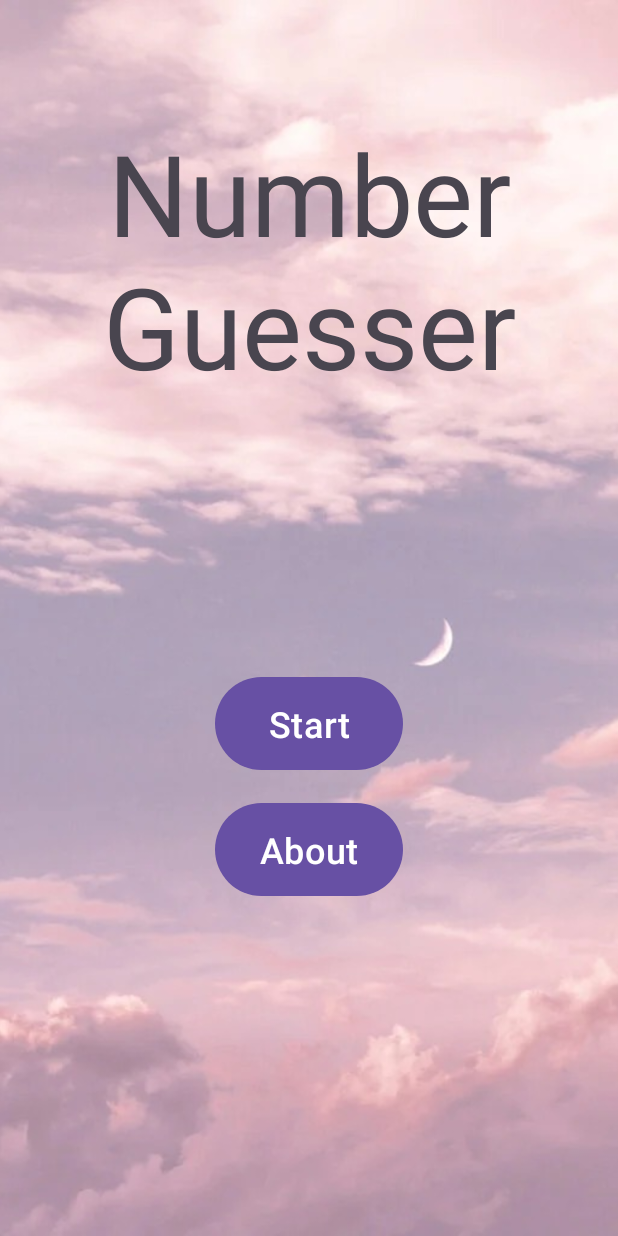
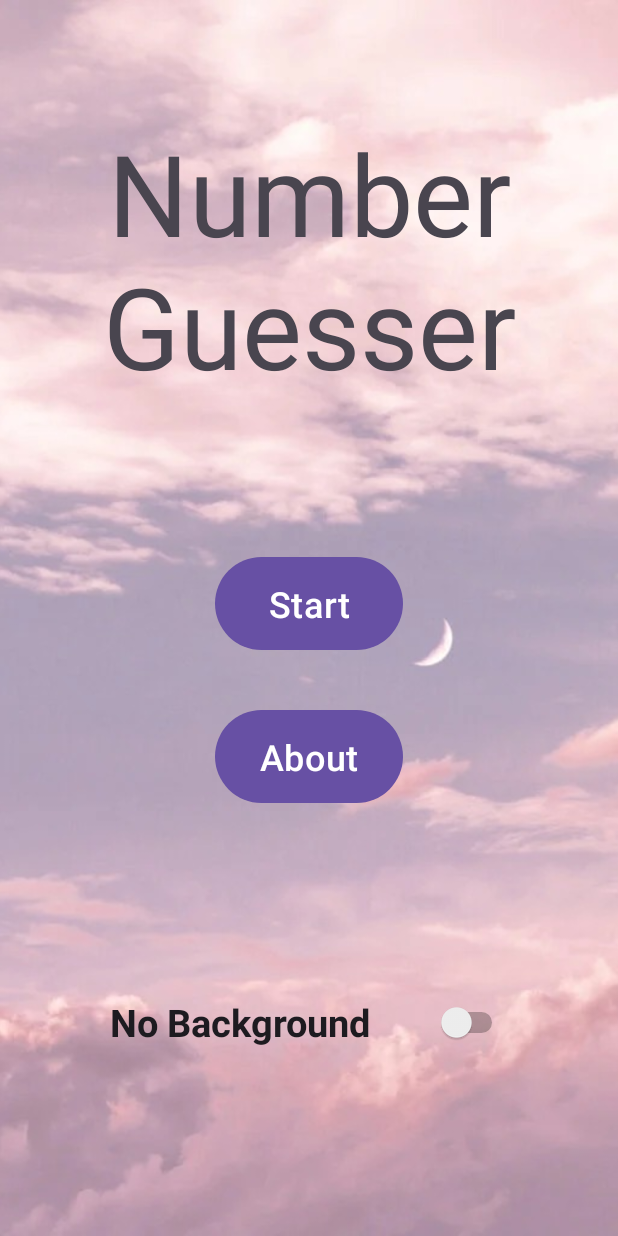
Before and after one commit to progboy/NumberGuesser, an Android app: the screen it shows after launch (MainActivity), on a phone screen of 412 x 824 dp. Run offline under Robolectric (Android 15) with nearby library versions, the phone set to English and light mode, and no system bars.

```diff
--- a/app/src/main/res/layout/activity_about.xml
+++ b/app/src/main/res/layout/activity_about.xml
@@ -8,7 +8,7 @@
     tools:context=".AboutActivity">
 
     <ImageView
-        android:id="@+id/imageView3"
+        android:id="@+id/abt_background"
         android:layout_width="wrap_content"
         android:layout_height="wrap_content"
         android:scaleType="centerCrop"
--- a/app/src/main/res/layout/activity_main.xml
+++ b/app/src/main/res/layout/activity_main.xml
@@ -2,12 +2,13 @@
 <androidx.constraintlayout.widget.ConstraintLayout xmlns:android="http://schemas.android.com/apk/res/android"
     xmlns:app="http://schemas.android.com/apk/res-auto"
     xmlns:tools="http://schemas.android.com/tools"
+    android:id="@+id/bg_option"
     android:layout_width="match_parent"
     android:layout_height="match_parent"
     tools:context=".MainActivity">
 
     <ImageView
-        android:id="@+id/imageView2"
+        android:id="@+id/mm_background"
         android:layout_width="wrap_content"
         android:layout_height="wrap_content"
         android:scaleType="centerCrop"
@@ -29,17 +30,6 @@
         app:layout_constraintVertical_bias="0.123" />
 
     <Button
-        android:id="@+id/bt_start"
-        android:layout_width="125dp"
-        android:layout_height="70dp"
-        android:layout_marginTop="180dp"
-        android:text="@string/start"
-        android:textSize="24sp"
-        app:layout_constraintEnd_toEndOf="parent"
-        app:layout_constraintStart_toStartOf="parent"
-        app:layout_constraintTop_toBottomOf="@+id/textView" />
-
-    <Button
         android:id="@+id/bt_about"
         android:layout_width="125dp"
         android:layout_height="70dp"
@@ -49,6 +39,29 @@
         app:layout_constraintEnd_toEndOf="parent"
         app:layout_constraintStart_toStartOf="parent"
         app:layout_constraintTop_toBottomOf="@+id/bt_start"
-        app:layout_constraintVertical_bias="0.060000002" />
+        app:layout_constraintVertical_bias="0.1" />
+
+    <Button
+        android:id="@+id/bt_start"
+        android:layout_width="125dp"
+        android:layout_height="70dp"
+        android:layout_marginTop="100dp"
+        android:text="@string/start"
+        android:textSize="24sp"
+        app:layout_constraintEnd_toEndOf="parent"
+        app:layout_constraintStart_toStartOf="parent"
+        app:layout_constraintTop_toBottomOf="@+id/textView" />
+
+    <Switch
+        android:id="@+id/switch_background"
+        android:layout_width="265dp"
+        android:layout_height="50dp"
+        android:text="@string/setting1"
+        android:textSize="25sp"
+        android:textStyle="bold"
+        app:layout_constraintBottom_toBottomOf="@+id/mm_background"
+        app:layout_constraintEnd_toEndOf="parent"
+        app:layout_constraintStart_toStartOf="parent"
+        app:layout_constraintTop_toBottomOf="@+id/bt_about" />
 
 </androidx.constraintlayout.widget.ConstraintLayout>
--- a/app/src/main/res/values/strings.xml
+++ b/app/src/main/res/values/strings.xml
@@ -13,4 +13,5 @@
     <string name="txt_easy">EASY</string>
     <string name="txt_hard">HARD</string>
     <string name="txt_medium">MEDIUM</string>
+    <string name="setting1">No Background</string>
 </resources>
```
Also changed, not shown: app/src/main/java/com/example/numberguesser/AboutActivity.kt (+7 -0 lines), app/src/main/java/com/example/numberguesser/DifficultyActivity.kt (+7 -1 lines), app/src/main/java/com/example/numberguesser/GameActivity.kt (+29 -1 lines), app/src/main/java/com/example/numberguesser/MainActivity.kt (+20 -0 lines), app/src/main/res/layout/activity_game.xml (+21 -0 lines), app/src/main/res/drawable/bigthumbsup.png (added), app/src/main/res/drawable/pointlaugh.jpg (added).
